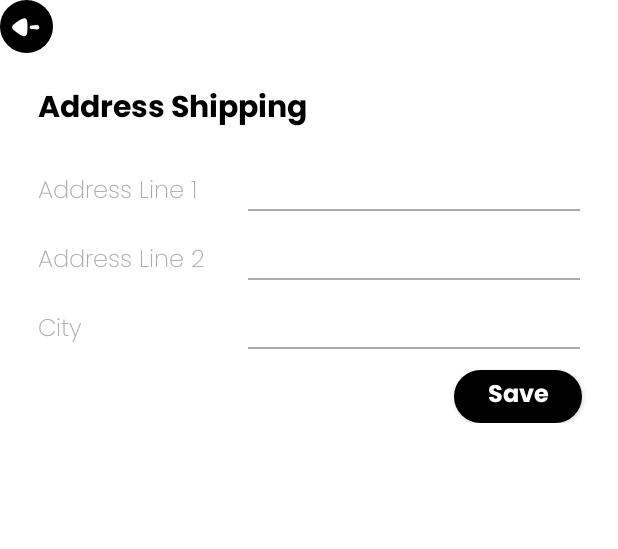
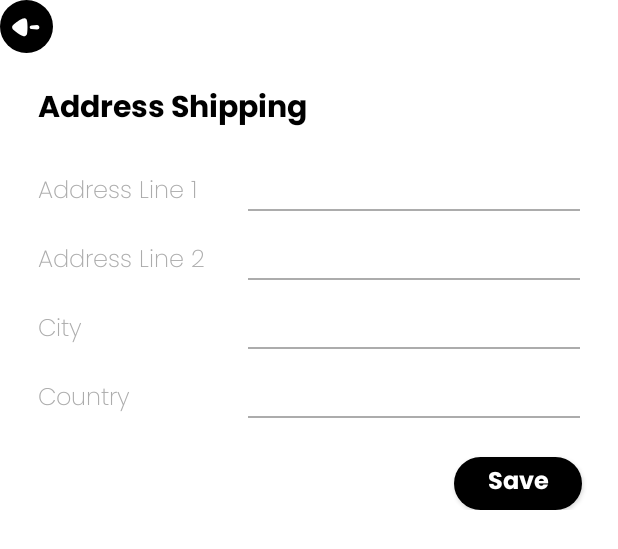
Before and after one commit to htien120802/ecommerce-mobile-app, an Android app: the layout activity_address_shipping.xml on its own in the app's theme, with its tools: preview values and no code run, on a phone screen of 412 x 824 dp. Shown: the top 549 px of the screen. Run offline under Robolectric (Android 15) with nearby library versions, the phone set to English and light mode, and no system bars.

Commit message:
Add Des + fix UI

```diff
--- a/app/src/main/res/layout/activity_address_shipping.xml
+++ b/app/src/main/res/layout/activity_address_shipping.xml
@@ -35,6 +35,50 @@
         android:paddingBottom="20dp"
         app:layout_constraintStart_toStartOf="parent"
         app:layout_constraintTop_toBottomOf="@+id/textView6">
+
+        <androidx.constraintlayout.widget.ConstraintLayout
+            android:id="@+id/LayoutAddress3"
+            android:layout_width="match_parent"
+            android:layout_height="wrap_content"
+            android:layout_marginStart="25dp"
+            android:layout_marginEnd="25dp"
+            android:paddingBottom="5dp"
+            app:layout_constraintEnd_toEndOf="parent"
+            app:layout_constraintHorizontal_bias="0.0"
+            app:layout_constraintStart_toStartOf="parent"
+            app:layout_constraintTop_toBottomOf="@+id/LayoutCity">
+
+            <TextView
+                android:id="@+id/tvCountry"
+                android:layout_width="wrap_content"
+                android:layout_height="wrap_content"
+                android:layout_marginTop="14dp"
+                android:fontFamily="@font/poppins_extralight"
+                android:text="Country"
+                android:textColor="#acacac"
+                android:textSize="16sp"
+                app:layout_constraintStart_toStartOf="parent"
+                app:layout_constraintTop_toTopOf="parent"
+                tools:fontFamily="@font/poppins_bold" />
+
+            <EditText
+                android:id="@+id/etCountry"
+                android:layout_width="match_parent"
+                android:layout_height="40dp"
+                android:layout_marginStart="140dp"
+                android:background="@drawable/custom_input_profile_detail"
+                android:ems="10"
+                android:fontFamily="@font/poppins_medium"
+                android:inputType="text"
+                android:paddingLeft="20dp"
+                android:paddingTop="10dp"
+                android:textColor="@color/black"
+                android:textColorHint="@color/black"
+                android:textSize="16sp"
+                app:layout_constraintEnd_toEndOf="parent"
+                app:layout_constraintStart_toEndOf="@+id/tvAddress2"
+                app:layout_constraintTop_toTopOf="parent" />
+        </androidx.constraintlayout.widget.ConstraintLayout>
 
         <androidx.constraintlayout.widget.ConstraintLayout
             android:id="@+id/LayoutAddress1"
@@ -171,7 +215,7 @@
             android:id="@+id/btnSave"
             android:layout_width="85dp"
             android:layout_height="35dp"
-            android:layout_marginTop="8dp"
+            android:layout_marginTop="20dp"
             android:layout_marginEnd="24dp"
             android:background="@drawable/custom_btn_primary"
             android:fontFamily="@font/poppins_bold"
@@ -179,7 +223,7 @@
             android:textAllCaps="false"
             android:textSize="16sp"
             app:layout_constraintEnd_toEndOf="parent"
-            app:layout_constraintTop_toBottomOf="@+id/LayoutCity" />
+            app:layout_constraintTop_toBottomOf="@+id/LayoutAddress3" />
 
     </androidx.constraintlayout.widget.ConstraintLayout>
 </androidx.constraintlayout.widget.ConstraintLayout>
```
Also changed, not shown: app/src/main/res/layout/activity_item_details.xml (+5 -11 lines), app/src/main/res/layout/description_item.xml (added, +42 -0 lines), app/src/main/res/layout/list_item.xml (+5 -5 lines).
